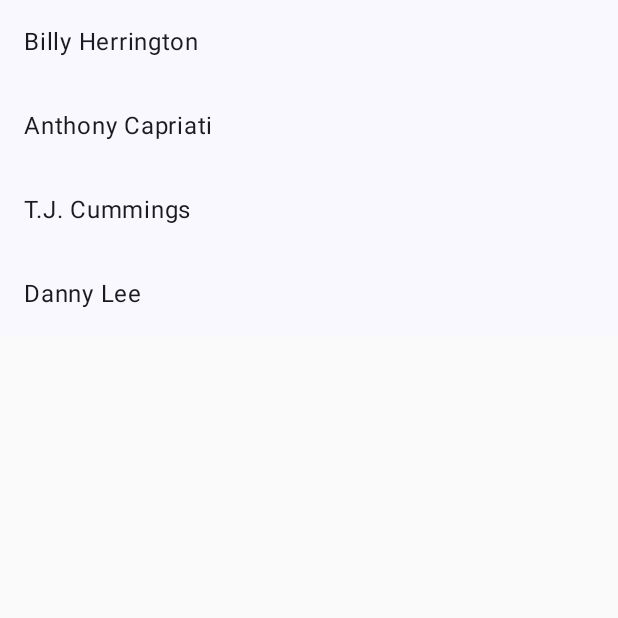
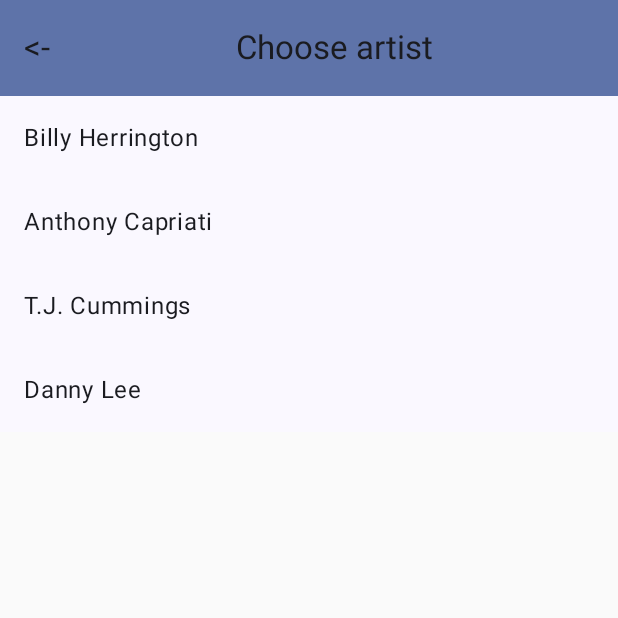
Before and after one commit to AlmazErmilov/Buy-My-Contemporary-Art-App, an Android app built with Jetpack Compose: the ArtistsScreen screen opened through its navigation route, on a phone screen of 412 x 824 dp, the top half of it. Run offline under Robolectric (Android 15) with nearby library versions, the phone set to English and light mode, and no system bars.

Commit message:
upd top bar for Artists and Catigories

```diff
--- a/app/src/main/java/com/example/buy_my_contemporary_art_app/MainActivity.kt
+++ b/app/src/main/java/com/example/buy_my_contemporary_art_app/MainActivity.kt
@@ -73,8 +73,8 @@ fun MyApp(viewModel: ShoppingCartViewModel) {
     val navController = rememberNavController()
     NavHost(navController = navController, startDestination = "home") {
         composable("home") { HomeScreen(viewModel, navController) }
-        composable("artists") { ArtistsScreen(viewModel) }
-        composable("categories") { CategoriesScreen(viewModel) }
+        composable("artists") { ArtistsScreen(viewModel, navController) }
+        composable("categories") { CategoriesScreen(viewModel, navController) }
     }
 }
 //@SuppressLint("UnusedMaterial3ScaffoldPaddingParameter")
@@ -96,15 +96,13 @@ fun HomeScreen(viewModel: ShoppingCartViewModel, navController: NavController) {
             TopAppBar(
                 title = { Text("The Art Dealer",
                 textAlign = TextAlign.Center,
-                    modifier = Modifier.fillMaxWidth()
+                    modifier = Modifier
+                        .fillMaxWidth()
                         .align(Alignment.CenterHorizontally)
-
-
                 ) },
                 colors = TopAppBarDefaults.centerAlignedTopAppBarColors(
                     containerColor = MaterialTheme.colorScheme.primaryContainer
                 ),
-
             )
             Row(
                 modifier = Modifier
@@ -125,11 +123,39 @@ fun HomeScreen(viewModel: ShoppingCartViewModel, navController: NavController) {
     }
 }
 
+@Preview
 @Composable
-fun ArtistsScreen(viewModel: ShoppingCartViewModel) {
+fun ArtistPreview() {
+    // Provide a dummy ViewModel here if necessary for the preview to work
+    ArtistsScreen(viewModel(), rememberNavController())
+}
+
+@OptIn(ExperimentalMaterial3Api::class)
+@Composable
+fun ArtistsScreen(viewModel: ShoppingCartViewModel, navController: NavController) {
     val context = LocalContext.current
     val dataSourceArtist = DataSourceArtist(context)
     val artists = dataSourceArtist.artists
+
+    Column {
+
+        TopAppBar(
+            title = {
+                Row {
+                    Text("<-", modifier = Modifier.clickable {
+                        navController.navigate("home")
+                    })
+
+                    Text("Choose artist",
+                        textAlign = TextAlign.Center,
+                        modifier = Modifier
+                            .fillMaxWidth()
+                    ) }
+            },
+            colors = TopAppBarDefaults.centerAlignedTopAppBarColors(
+                containerColor = MaterialTheme.colorScheme.primaryContainer
+            ),
+        )
 
         LazyColumn {
             items(artists) { artist ->
@@ -141,12 +167,33 @@ fun ArtistsScreen(viewModel: ShoppingCartViewModel) {
                 )
             }
         }
-
+    }
 }
 
+@OptIn(ExperimentalMaterial3Api::class)
 @Composable
-fun CategoriesScreen(viewModel: ShoppingCartViewModel) {
+fun CategoriesScreen(viewModel: ShoppingCartViewModel, navController: NavController) {
     val categories = Category.values()
+
+    Column {
+
+        TopAppBar(
+            title = {
+                Row {
+                    Text("<-", modifier = Modifier.clickable {
+                        navController.navigate("home")
+                    })
+
+                    Text("Choose category",
+                        textAlign = TextAlign.Center,
+                        modifier = Modifier
+                            .fillMaxWidth()
+                    ) }
+            },
+            colors = TopAppBarDefaults.centerAlignedTopAppBarColors(
+                containerColor = MaterialTheme.colorScheme.primaryContainer
+            ),
+        )
 
         LazyColumn {
             items(categories) { category ->
@@ -156,6 +203,7 @@ fun CategoriesScreen(viewModel: ShoppingCartViewModel) {
                         // Here you can handle the category selection
                     }
                 )
+            }
         }
     }
 }
```
Lines whose indentation alone changed are shown as unchanged.
